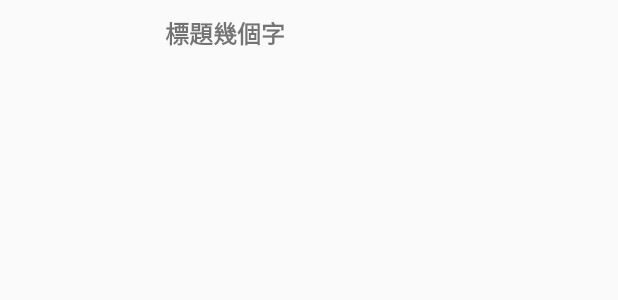
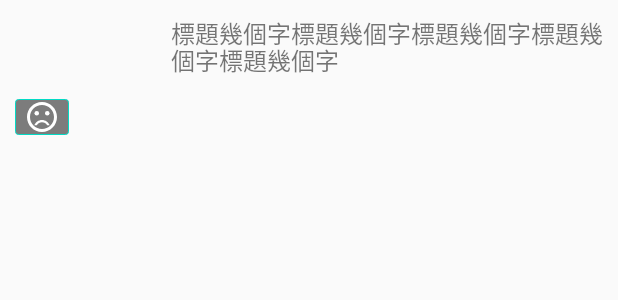
Before and after one commit to timhuang1018/FindHouse, an Android app: the layout item_house.xml on its own in the app's theme, with its tools: preview values and no code run, on a phone screen of 412 x 824 dp. Shown: the top 300 px of the screen. Run offline under Robolectric (Android 15) with nearby library versions, the phone set to English and light mode, and no system bars.

Commit message:
fetch 591 data, store into db, display in House list page

```diff
--- a/app/src/main/java/com/chingkai56/findhouse/HouseMapsActivity.java
+++ b/app/src/main/java/com/chingkai56/findhouse/HouseMapsActivity.java
@@ -4,7 +4,6 @@ import androidx.constraintlayout.widget.ConstraintLayout;
 import androidx.fragment.app.FragmentActivity;
 import androidx.recyclerview.widget.LinearLayoutManager;
 import androidx.recyclerview.widget.RecyclerView;
-import kotlinx.coroutines.GlobalScope;
 
 import android.os.Bundle;
 import android.view.View;
@@ -41,7 +40,7 @@ public class HouseMapsActivity extends FragmentActivity implements OnMapReadyCal
         verticalList.setLayoutManager(new LinearLayoutManager(getApplicationContext()));
         adapter.addData(priceRangeData());
 
-        RemoteApiKt.test();
+//        RemoteApiKt.fetchData();
 
         ConstraintLayout container = findViewById(R.id.conditions_container);
         //set click listener to tab 租金
--- a/app/src/main/java/com/chingkai56/findhouse/adapter/HouseListAdapter.kt
+++ b/app/src/main/java/com/chingkai56/findhouse/adapter/HouseListAdapter.kt
@@ -8,12 +8,13 @@ import androidx.recyclerview.widget.RecyclerView
 import com.chingkai56.findhouse.R
 import com.chingkai56.findhouse.data.domain.HouseUI
 import com.chingkai56.findhouse.data.domain.ListItem
+import com.chingkai56.findhouse.ui.OnHouseAction
 
 /**
  * Created by timhuang on 2020/10/13.
  **/
 
-class HouseListAdapter:ListAdapter<ListItem,RecyclerView.ViewHolder>(ListDiff) {
+class HouseListAdapter(private val listener:OnHouseAction):ListAdapter<ListItem,RecyclerView.ViewHolder>(ListDiff) {
     override fun onCreateViewHolder(parent: ViewGroup, viewType: Int): RecyclerView.ViewHolder {
         return ListItemViewHolder(
                 LayoutInflater.from(parent.context).inflate(R.layout.item_house,parent,false)
@@ -23,7 +24,7 @@ class HouseListAdapter:ListAdapter<ListItem,RecyclerView.ViewHolder>(ListDiff) {
     override fun onBindViewHolder(holder: RecyclerView.ViewHolder, position: Int) {
         val item = getItem(position)
         if (item is HouseUI && holder is ListItemViewHolder){
-            holder.bind(item)
+            holder.bind(item,listener)
         }
     }
 }
--- a/app/src/main/java/com/chingkai56/findhouse/data/RentHouse.kt
+++ b/app/src/main/java/com/chingkai56/findhouse/data/RentHouse.kt
@@ -50,7 +50,10 @@ data class RentHouse(
         val iconClass:String?,
         @SerialName("fulladdress")
         val fullAddress:String,
-        val shape:Int
+        val shape:Int,
+        @SerialName("address_img_title")
+        val title:String,
+        val price:String
 )
 
 @Serializable
--- /dev/null
+++ b/app/src/main/res/drawable/ic_not_good.xml
@@ -0,0 +1,7 @@
+<vector android:height="24dp" android:tint="#FFFFFF"
+    android:viewportHeight="24" android:viewportWidth="24"
+    android:width="24dp" xmlns:android="http://schemas.android.com/apk/res/android">
+    <path android:fillColor="@android:color/white" android:pathData="M15.5,9.5m-1.5,0a1.5,1.5 0,1 1,3 0a1.5,1.5 0,1 1,-3 0"/>
+    <path android:fillColor="@android:color/white" android:pathData="M8.5,9.5m-1.5,0a1.5,1.5 0,1 1,3 0a1.5,1.5 0,1 1,-3 0"/>
+    <path android:fillColor="@android:color/white" android:pathData="M11.99,2C6.47,2 2,6.48 2,12s4.47,10 9.99,10C17.52,22 22,17.52 22,12S17.52,2 11.99,2zM12,20c-4.42,0 -8,-3.58 -8,-8s3.58,-8 8,-8 8,3.58 8,8 -3.58,8 -8,8zM12,14c-2.33,0 -4.32,1.45 -5.12,3.5h1.67c0.69,-1.19 1.97,-2 3.45,-2s2.75,0.81 3.45,2h1.67c-0.8,-2.05 -2.79,-3.5 -5.12,-3.5z"/>
+</vector>
--- /dev/null
+++ b/app/src/main/res/drawable/sample_background.xml
@@ -0,0 +1,7 @@
+<?xml version="1.0" encoding="utf-8"?>
+<shape xmlns:android="http://schemas.android.com/apk/res/android">
+
+    <solid android:color="@color/black_opacity_50"/>
+    <corners android:radius="2dp"/>
+    <stroke android:color="@color/colorAccent" android:width="0.5dp"/>
+</shape>
--- a/app/src/main/res/layout/item_house.xml
+++ b/app/src/main/res/layout/item_house.xml
@@ -16,16 +16,27 @@
         app:layout_constraintBottom_toBottomOf="parent"
         />
 
+    <ImageView
+        android:id="@+id/iv_not_good"
+        android:layout_width="36dp"
+        android:layout_height="wrap_content"
+        app:srcCompat="@drawable/ic_not_good"
+        android:background="@drawable/sample_background"
+        app:layout_constraintBottom_toBottomOf="@id/iv_cover"
+        app:layout_constraintStart_toStartOf="@id/iv_cover"
+        />
+
     <TextView
         android:id="@+id/tv_title"
         android:layout_width="0dp"
         android:layout_height="wrap_content"
         android:textSize="16sp"
-        tools:text="標題幾個字"
-        android:textStyle="bold"
+        android:lineSpacingMultiplier="0.75"
+        tools:text="標題幾個字標題幾個字標題幾個字標題幾個字標題幾個字"
         app:layout_constraintTop_toTopOf="@id/iv_cover"
         app:layout_constraintStart_toEndOf="@id/iv_cover"
         app:layout_constraintEnd_toEndOf="parent"
+        android:layout_marginStart="4dp"
         />
 
     <TextView
@@ -35,8 +46,10 @@
         app:layout_constraintStart_toEndOf="@id/iv_cover"
         app:layout_constraintEnd_toEndOf="parent"
         android:maxLines="1"
+        android:textSize="13sp"
         android:ellipsize="end"
         app:layout_constraintBottom_toTopOf="@id/tv_subtitle"
+        android:layout_marginStart="4dp"
         />
 
     <TextView
@@ -45,6 +58,8 @@
         android:layout_height="wrap_content"
         app:layout_constraintStart_toEndOf="@id/iv_cover"
         app:layout_constraintBottom_toBottomOf="parent"
+        android:layout_marginStart="4dp"
+        android:textSize="13sp"
         />
 
     <TextView
@@ -53,6 +68,7 @@
         android:layout_height="wrap_content"
         app:layout_constraintEnd_toEndOf="parent"
         app:layout_constraintBottom_toBottomOf="@id/tv_subtitle"
+        android:textSize="13sp"
         />
 
 
```
Also changed, not shown: app/build.gradle (+15 -0 lines), app/src/main/AndroidManifest.xml (+10 -5 lines), app/src/main/java/com/chingkai56/findhouse/RemoteApi.kt (+8 -14 lines), app/src/main/java/com/chingkai56/findhouse/adapter/ViewHolders.kt (+22 -2 lines), app/src/main/java/com/chingkai56/findhouse/config/HouseErrorCode.kt (added, +7 -0 lines), app/src/main/java/com/chingkai56/findhouse/config/SettingApplication.kt (+6 -1 lines), app/src/main/java/com/chingkai56/findhouse/data/domain/HouseUI.kt (+11 -9 lines), app/src/main/java/com/chingkai56/findhouse/data/repository/HouseRepository.kt (added, +38 -0 lines), app/src/main/java/com/chingkai56/findhouse/data/source/LocalDataSource.kt (+102 -0 lines), app/src/main/java/com/chingkai56/findhouse/ui/HouseListActivity.kt (+30 -2 lines), app/src/main/java/com/chingkai56/findhouse/viewmodels/HouseListViewModel.kt (added, +39 -0 lines), app/src/main/res/drawable/ic_good_mood.xml (added, +9 -0 lines), 1 other file.
